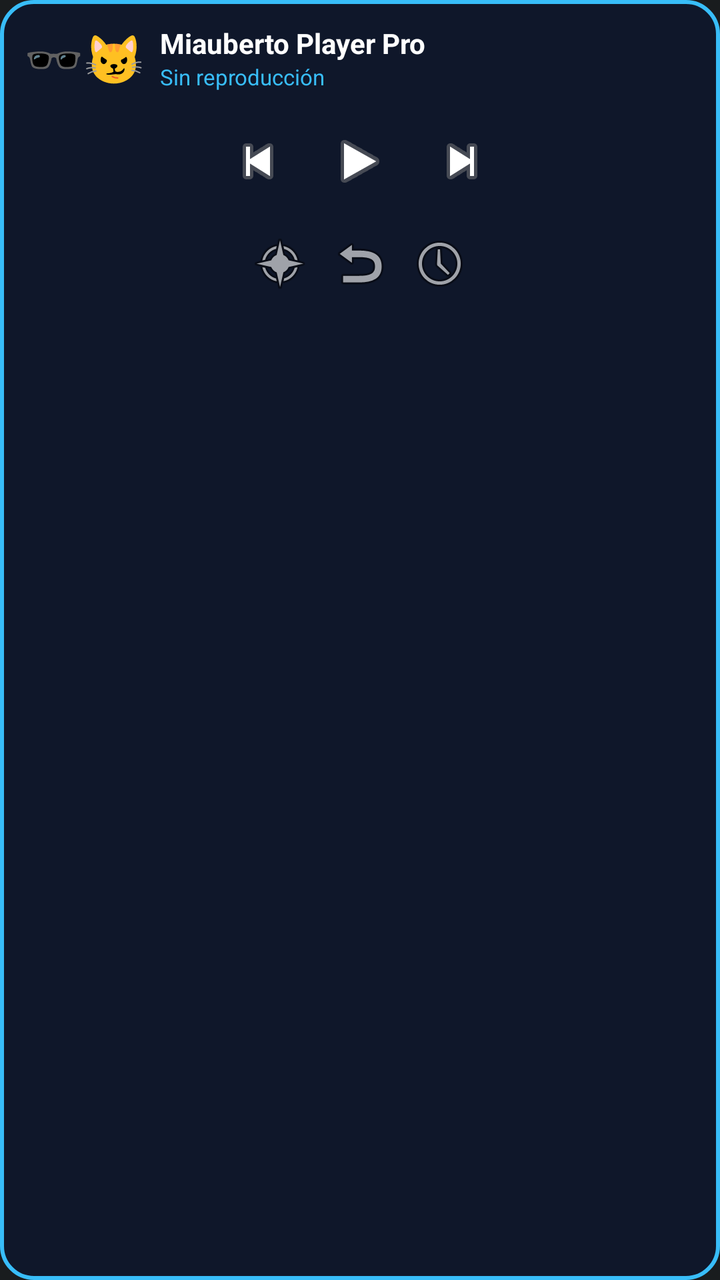
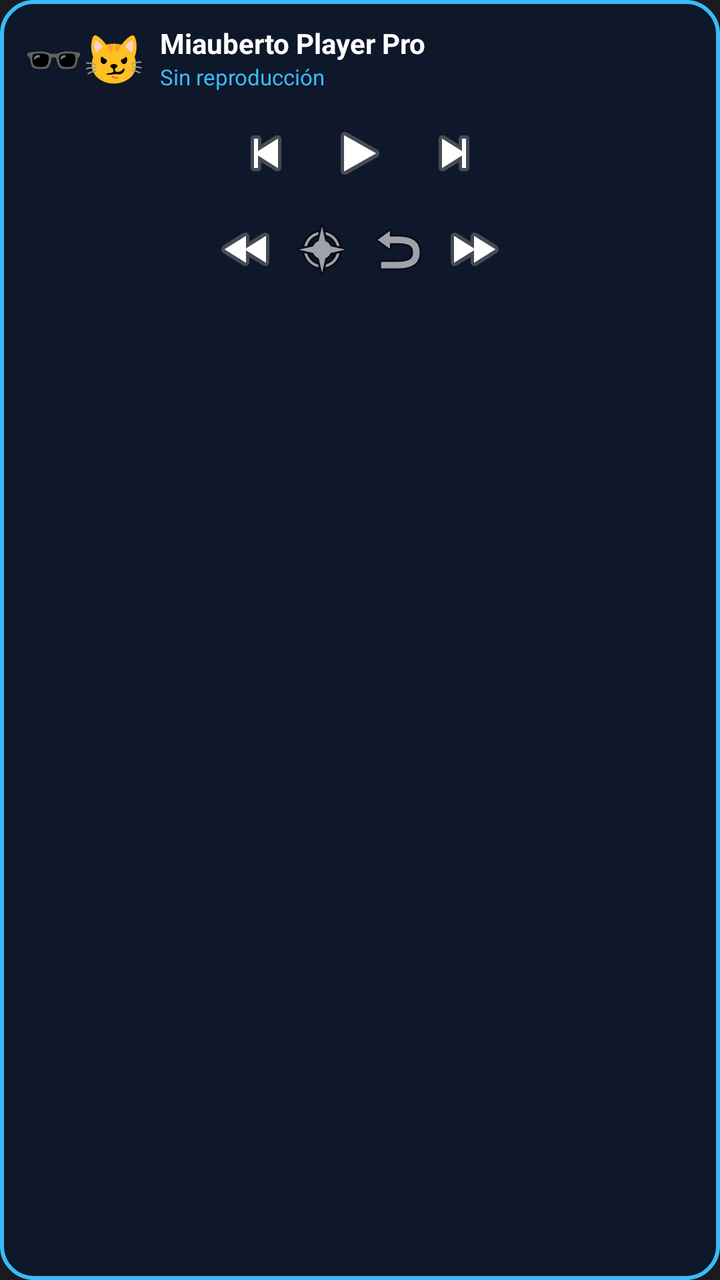

Before-and-after screenshots of an Android layout around one commit, followed by the original layout XML and the change that was made.
<!-- AndroidManifest.xml: application theme android:Theme.DeviceDefault.NoActionBar -->
<!-- res/layout/miauberto_widget_pro_layout.xml -->
<?xml version="1.0" encoding="utf-8"?>
<LinearLayout xmlns:android="http://schemas.android.com/apk/res/android"
    android:layout_width="match_parent"
    android:layout_height="wrap_content"
    android:background="@drawable/widget_border_frame"
    android:orientation="vertical"
    android:padding="12dp">

    
    <LinearLayout
        android:layout_width="match_parent"
        android:layout_height="wrap_content"
        android:gravity="center_vertical"
        android:orientation="horizontal">

        <TextView
            android:id="@+id/widget_cat_emoji"
            android:layout_width="wrap_content"
            android:layout_height="wrap_content"
            android:paddingEnd="8dp"
            android:text="🕶️😼"
            android:textSize="24sp" />

        <LinearLayout
            android:layout_width="0dp"
            android:layout_height="wrap_content"
            android:layout_weight="1"
            android:orientation="vertical">

            <TextView
                android:id="@+id/widget_title"
                android:layout_width="match_parent"
                android:layout_height="wrap_content"
                android:ellipsize="end"
                android:maxLines="1"
                android:text="Miauberto Player Pro"
                android:textColor="#FFFFFF"
                android:textSize="14sp"
                android:textStyle="bold" />

            <TextView
                android:id="@+id/widget_status"
                android:layout_width="match_parent"
                android:layout_height="wrap_content"
                android:ellipsize="end"
                android:maxLines="1"
                android:text="Sin reproducción"
                android:textColor="#38BDF8"
                android:textSize="11sp" />
        </LinearLayout>
    </LinearLayout>

    
    <LinearLayout
        android:layout_width="match_parent"
        android:layout_height="wrap_content"
        android:gravity="center"
        android:orientation="horizontal"
        android:paddingTop="8dp">

        <ImageButton
            android:id="@+id/btn_widget_prev"
            android:layout_width="48dp"
            android:layout_height="48dp"
            android:background="?android:attr/selectableItemBackground"
            android:src="@android:drawable/ic_media_previous" />

        <ImageButton
            android:id="@+id/btn_widget_play"
            android:layout_width="54dp"
            android:layout_height="54dp"
            android:background="?android:attr/selectableItemBackground"
            android:src="@android:drawable/ic_media_play" />

        <ImageButton
            android:id="@+id/btn_widget_next"
            android:layout_width="48dp"
            android:layout_height="48dp"
            android:background="?android:attr/selectableItemBackground"
            android:src="@android:drawable/ic_media_next" />
    </LinearLayout>

    
    <LinearLayout
        android:layout_width="match_parent"
        android:layout_height="wrap_content"
        android:gravity="center"
        android:orientation="horizontal"
        android:paddingTop="4dp">

        <ImageButton
            android:id="@+id/btn_widget_shuffle"
            android:layout_width="40dp"
            android:layout_height="40dp"
            android:background="?android:attr/selectableItemBackground"
            android:src="@android:drawable/ic_menu_compass" />

        <ImageButton
            android:id="@+id/btn_widget_repeat"
            android:layout_width="40dp"
            android:layout_height="40dp"
            android:background="?android:attr/selectableItemBackground"
            android:src="@android:drawable/ic_menu_revert" />

        <ImageButton
            android:id="@+id/btn_widget_sleep"
            android:layout_width="40dp"
            android:layout_height="40dp"
            android:background="?android:attr/selectableItemBackground"
            android:src="@android:drawable/ic_menu_recent_history" />
    </LinearLayout>
</LinearLayout>
<!-- resources referenced by this layout -->
<resources>
  <!-- drawable widget_border_frame (drawable) -->
  <?xml version="1.0" encoding="utf-8"?>
  <shape xmlns:android="http://schemas.android.com/apk/res/android"
      android:shape="rectangle">
      
      
      <solid android:color="#0F172A" />
      
      
      <stroke
          android:width="2dp"
          android:color="#38BDF8" />
          
      
      <corners android:radius="16dp" />
  </shape>
</resources>

<!-- the commit's change to res/layout/miauberto_widget_pro_layout.xml (unified diff, before → after) -->
@@ -56,26 +56,26 @@
         android:layout_height="wrap_content"
         android:gravity="center"
         android:orientation="horizontal"
-        android:paddingTop="8dp">
+        android:paddingTop="6dp">
 
         <ImageButton
             android:id="@+id/btn_widget_prev"
-            android:layout_width="48dp"
-            android:layout_height="48dp"
+            android:layout_width="44dp"
+            android:layout_height="44dp"
             android:background="?android:attr/selectableItemBackground"
             android:src="@android:drawable/ic_media_previous" />
 
         <ImageButton
             android:id="@+id/btn_widget_play"
-            android:layout_width="54dp"
-            android:layout_height="54dp"
+            android:layout_width="50dp"
+            android:layout_height="50dp"
             android:background="?android:attr/selectableItemBackground"
             android:src="@android:drawable/ic_media_play" />
 
         <ImageButton
             android:id="@+id/btn_widget_next"
-            android:layout_width="48dp"
-            android:layout_height="48dp"
+            android:layout_width="44dp"
+            android:layout_height="44dp"
             android:background="?android:attr/selectableItemBackground"
             android:src="@android:drawable/ic_media_next" />
     </LinearLayout>
@@ -89,24 +89,31 @@
         android:paddingTop="4dp">
 
         <ImageButton
+            android:id="@+id/btn_widget_pro_rewind"
+            android:layout_width="38dp"
+            android:layout_height="38dp"
+            android:background="?android:attr/selectableItemBackground"
+            android:src="@android:drawable/ic_media_rew" />
+
+        <ImageButton
             android:id="@+id/btn_widget_shuffle"
-            android:layout_width="40dp"
-            android:layout_height="40dp"
+            android:layout_width="38dp"
+            android:layout_height="38dp"
             android:background="?android:attr/selectableItemBackground"
             android:src="@android:drawable/ic_menu_compass" />
 
         <ImageButton
             android:id="@+id/btn_widget_repeat"
-            android:layout_width="40dp"
-            android:layout_height="40dp"
+            android:layout_width="38dp"
+            android:layout_height="38dp"
             android:background="?android:attr/selectableItemBackground"
             android:src="@android:drawable/ic_menu_revert" />
 
         <ImageButton
-            android:id="@+id/btn_widget_sleep"
-            android:layout_width="40dp"
-            android:layout_height="40dp"
+            android:id="@+id/btn_widget_pro_ffwd"
+            android:layout_width="38dp"
+            android:layout_height="38dp"
             android:background="?android:attr/selectableItemBackground"
-            android:src="@android:drawable/ic_menu_recent_history" />
+            android:src="@android:drawable/ic_media_ff" />
     </LinearLayout>
 </LinearLayout>
